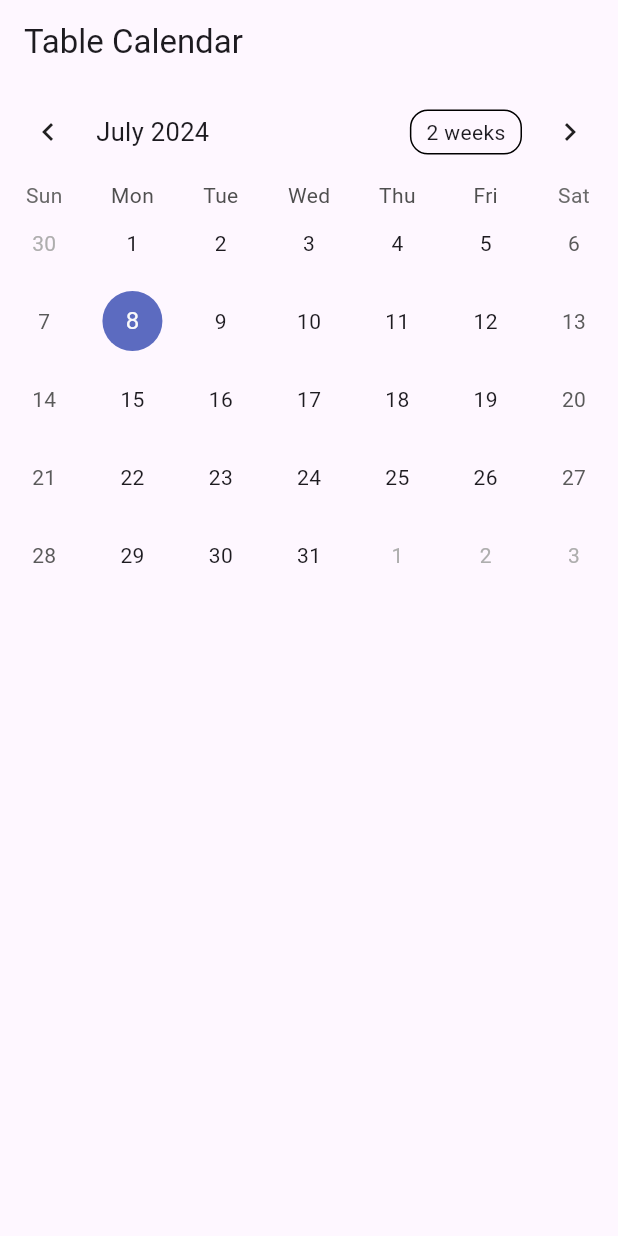
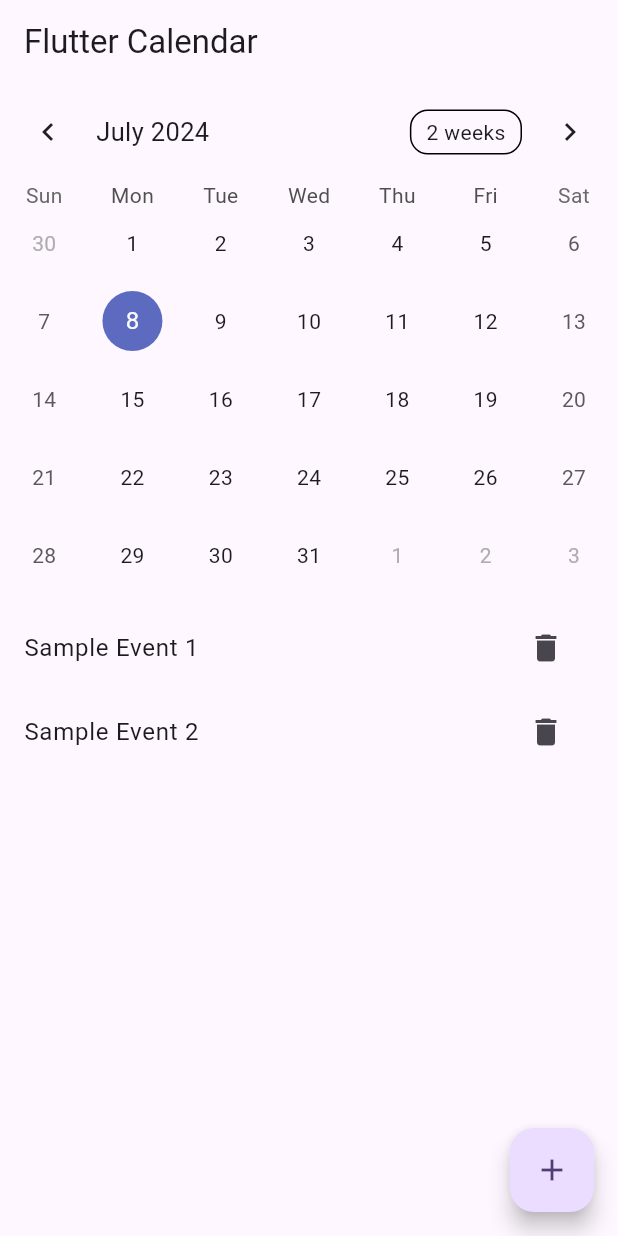
Before and after one commit to bassa-de/flutter_app2, a Flutter app: the screen it shows after launch, on a phone screen of 412 x 824 dp. Run offline on Flutter 3.47's test engine with Material 3 defaults, Android fonts, the phone set to English and light mode, and no system bars; drawn by our look-alikes of table_calendar.

Commit message:
カレンダー機能＋

```diff
--- a/lib/main.dart
+++ b/lib/main.dart
@@ -8,11 +8,10 @@ void main() {
 class MyApp extends StatelessWidget {
   const MyApp({super.key});
 
-  // This widget is the root of your application.
   @override
   Widget build(BuildContext context) {
     return MaterialApp(
-      title: 'Flutter Demo',
+      title: 'Flutter Calendar',
       theme: ThemeData(
         colorScheme: ColorScheme.fromSeed(seedColor: Colors.deepPurple),
         useMaterial3: true,
@@ -27,34 +26,118 @@ class CalendarScreen extends StatefulWidget {
   _CalendarScreenState createState() => _CalendarScreenState();
 }
 
-class _CalendarScreenState extends State {
+class _CalendarScreenState extends State<CalendarScreen> {
   CalendarFormat _calendarFormat = CalendarFormat.month;
   DateTime _focusedDay = DateTime.now();
   DateTime _selectedDay = DateTime.now();
+  Map<DateTime, List<String>> _events = {};
+
   @override
   void initState() {
     super.initState();
+    _events = {
+      DateTime.now(): ['Sample Event 1', 'Sample Event 2'],
+    };
+  }
+
+  List<String> _getEventsForDay(DateTime day) {
+    return _events[day] ?? [];
+  }
+
+  void _addEvent(String event) {
+    setState(() {
+      if (_events[_selectedDay] != null) {
+        _events[_selectedDay]!.add(event);
+      } else {
+        _events[_selectedDay] = [event];
+      }
+    });
+  }
+
+  void _removeEvent(String event) {
+    setState(() {
+      _events[_selectedDay]?.remove(event);
+    });
   }
 
   @override
   Widget build(BuildContext context) {
     return Scaffold(
-        appBar: AppBar(title: Text('Table Calendar')),
-        body: TableCalendar(
+      appBar: AppBar(title: Text('Flutter Calendar')),
+      body: Column(
+        children: [
+          TableCalendar(
             firstDay: DateTime.utc(1900, 1, 1),
             lastDay: DateTime.utc(2100, 12, 31),
             focusedDay: _focusedDay,
             selectedDayPredicate: (day) => isSameDay(_selectedDay, day),
             calendarFormat: _calendarFormat,
-          onDaySelected: (currentDay, focusedDay) {
+            onDaySelected: (selectedDay, focusedDay) {
               setState(() {
-              _selectedDay = currentDay;
+                _selectedDay = selectedDay;
                 _focusedDay = focusedDay;
               });
             },
-          onFormatChanged: (format) => setState(() {
+            onFormatChanged: (format) {
+              setState(() {
                 _calendarFormat = format;
-          }),
-        ));
+              });
+            },
+            eventLoader: _getEventsForDay,
+          ),
+          const SizedBox(height: 8.0),
+          Expanded(
+            child: ListView(
+              children: _getEventsForDay(_selectedDay)
+                  .map((event) => ListTile(
+                        title: Text(event),
+                        trailing: IconButton(
+                          icon: Icon(Icons.delete),
+                          onPressed: () => _removeEvent(event),
+                        ),
+                      ))
+                  .toList(),
+            ),
+          ),
+        ],
+      ),
+      floatingActionButton: FloatingActionButton(
+        onPressed: () => _showAddEventDialog(),
+        child: Icon(Icons.add),
+      ),
+    );
+  }
+
+  void _showAddEventDialog() {
+    String newEvent = '';
+    showDialog(
+      context: context,
+      builder: (context) => AlertDialog(
+        title: Text('Add Event'),
+        content: TextField(
+          onChanged: (value) {
+            newEvent = value;
+          },
+          decoration: InputDecoration(hintText: 'Event Title'),
+        ),
+        actions: [
+          TextButton(
+            onPressed: () {
+              Navigator.of(context).pop();
+            },
+            child: Text('Cancel'),
+          ),
+          TextButton(
+            onPressed: () {
+              if (newEvent.isNotEmpty) {
+                _addEvent(newEvent);
+              }
+              Navigator.of(context).pop();
+            },
+            child: Text('Add'),
+          ),
+        ],
+      ),
+    );
   }
 }
```
Lines whose indentation alone changed are shown as unchanged.
